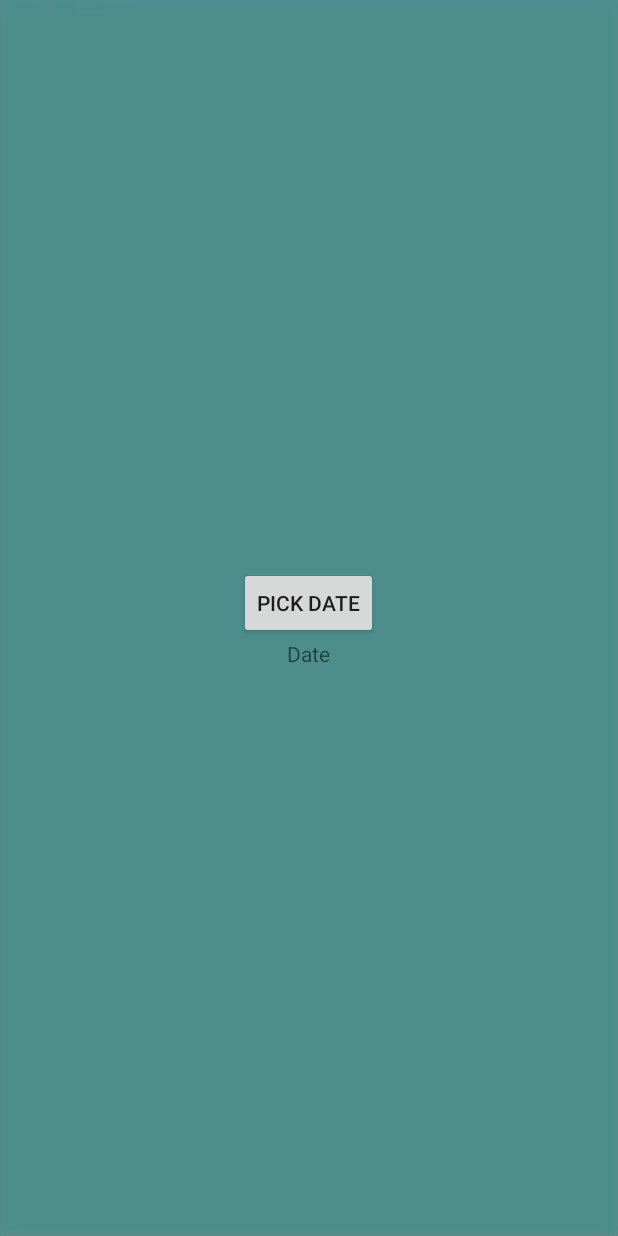
After one commit to rk9453/My-Restful-Mind, an Android app: the layout activity_calender.xml on its own in the app's theme, with its tools: preview values and no code run, on a phone screen of 412 x 824 dp. The commit adds this screen. Run offline under Robolectric (Android 15) with nearby library versions, the phone set to English and light mode, and no system bars.

Commit message:
calender
new edits:
1.calender (xml + kt files)
2. integrating calender into therapist home page

condition : not opening calender

```diff
--- /dev/null
+++ b/app/src/main/res/layout/activity_calender.xml
@@ -0,0 +1,27 @@
+<?xml version="1.0" encoding="utf-8"?>
+<LinearLayout xmlns:android="http://schemas.android.com/apk/res/android"
+    xmlns:app="http://schemas.android.com/apk/res-auto"
+    xmlns:tools="http://schemas.android.com/tools"
+    android:layout_width="match_parent"
+    android:layout_height="match_parent"
+    android:background="@drawable/bg3"
+    android:orientation="vertical"
+    android:gravity="center"
+    tools:context=".CalenderActivity">
+
+    <!-- button to show date-->
+
+    <Button
+        android:id="@+id/pickDateBtn"
+        android:layout_width="wrap_content"
+        android:layout_height="wrap_content"
+        android:text="Pick Date" />
+
+    <TextView
+        android:id="@+id/dateTv"
+        android:layout_width="wrap_content"
+        android:layout_height="wrap_content"
+        android:text="Date" />
+
+
+</LinearLayout>
```
Also changed, not shown: app/src/main/java/com/example/myrestfulmind/CalenderActivity.kt (added, +42 -0 lines), app/src/main/java/com/example/myrestfulmind/TherapisthomeActivity.kt (+9 -0 lines).
